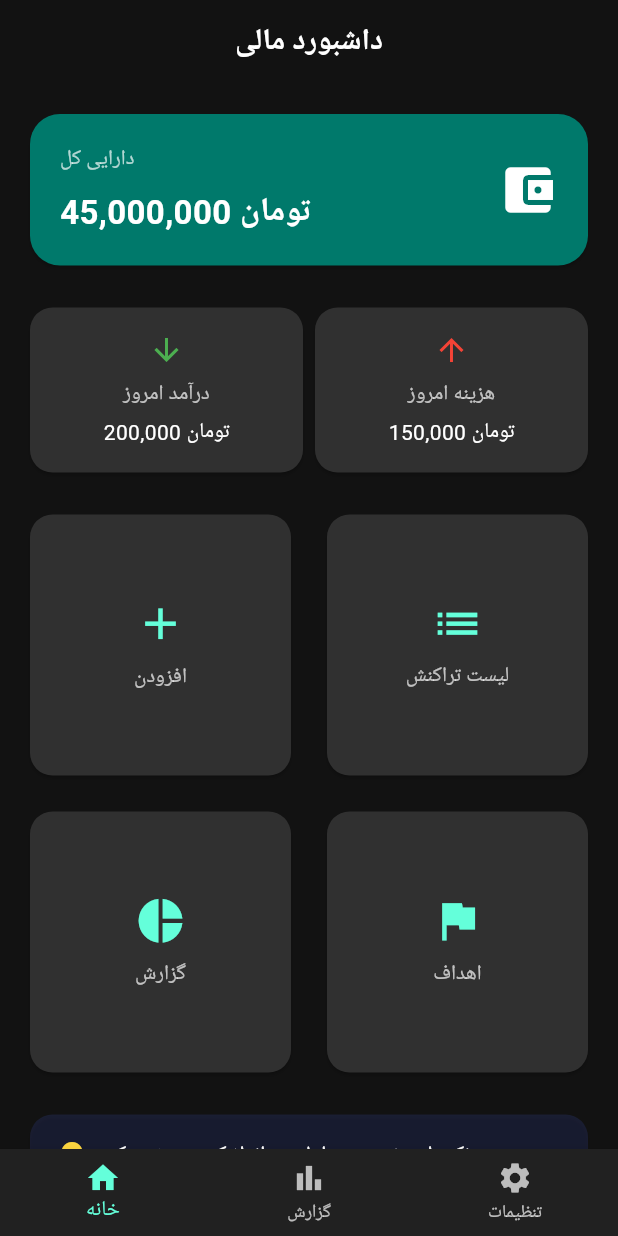
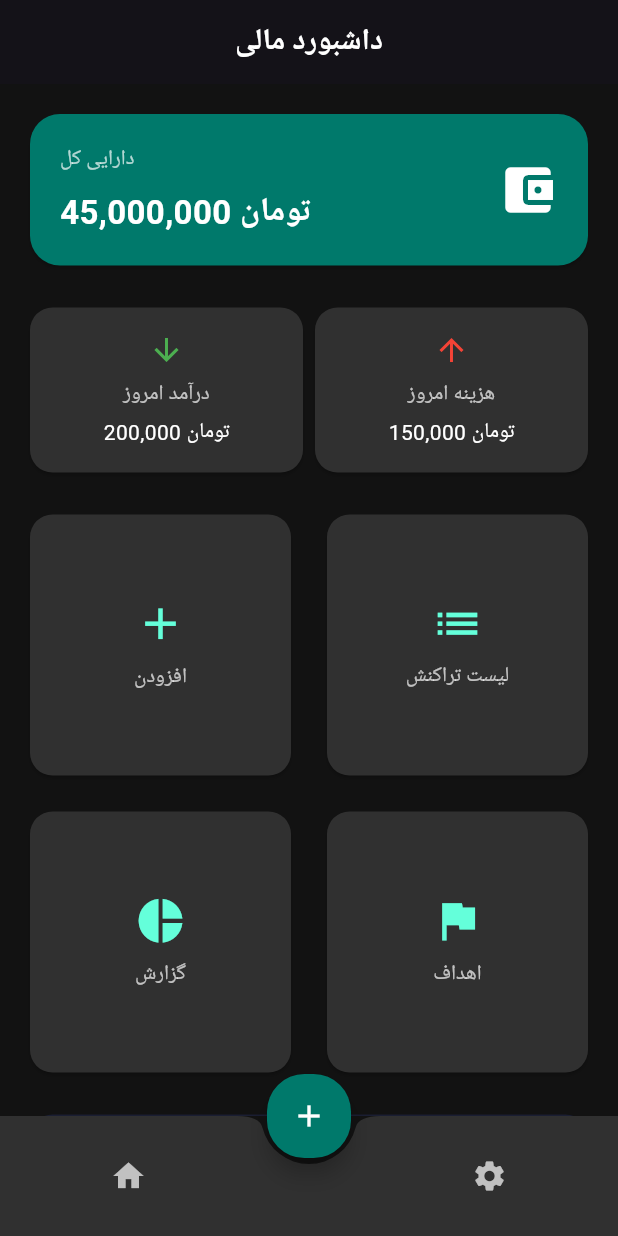
Before and after one commit to danyal99-kh/my_finance, a Flutter app: the screen it shows after launch, on a phone screen of 412 x 824 dp. Run offline on Flutter 3.47's test engine with Material 3 defaults, Android fonts, the phone set to English and light mode, and no system bars; our stand-ins replace google_fonts; Roboto replaces fonts that are missing (Vazirmatn).

```diff
--- a/lib/screens/dashboard/dashboard_screen.dart
+++ b/lib/screens/dashboard/dashboard_screen.dart
@@ -8,7 +8,7 @@ class HomePage extends StatelessWidget {
     return Scaffold(
       backgroundColor: Color(0xFF121212),
       appBar: AppBar(
-        backgroundColor: Colors.transparent,
+        backgroundColor: Theme.of(context).appBarTheme.foregroundColor,
         elevation: 0,
         centerTitle: true,
         title: Text(
@@ -34,16 +34,40 @@ class HomePage extends StatelessWidget {
           ],
         ),
       ),
-      bottomNavigationBar: BottomNavigationBar(
-        backgroundColor: Colors.grey[900],
-        selectedItemColor: Colors.tealAccent,
-        unselectedItemColor: Colors.white70,
-        items: [
-          BottomNavigationBarItem(icon: Icon(Icons.home), label: 'خانه'),
-          BottomNavigationBarItem(icon: Icon(Icons.bar_chart), label: 'گزارش'),
-          BottomNavigationBarItem(icon: Icon(Icons.settings), label: 'تنظیمات'),
-        ],
+      bottomNavigationBar: BottomAppBar(
+        color: Colors.grey[850],
+        shape: CircularNotchedRectangle(),
+        notchMargin: 4,
+        child: Row(
+          mainAxisAlignment: MainAxisAlignment.spaceAround,
+          children: [
+            IconButton(
+              icon: Icon(Icons.home, color: Colors.white70),
+              onPressed: () {
+                // رفتن به خانه
+              },
+            ),
+            SizedBox(width: 10), // فضای خالی وسط برای دکمه شناور
+            IconButton(
+              icon: Icon(Icons.settings, color: Colors.white70),
+              onPressed: () {
+                // رفتن به تنظیمات
+              },
+            ),
+          ],
+        ),
       ),
+      floatingActionButton: FloatingActionButton(
+        shape: RoundedRectangleBorder(
+          borderRadius: BorderRadius.circular(25), // هرچی عدد کمتر، گوشه تیزتر
+        ),
+        backgroundColor: Colors.teal[700],
+        child: Icon(Icons.add, color: Colors.white),
+        onPressed: () {
+          // افزودن تراکنش جدید
+        },
+      ),
+      floatingActionButtonLocation: FloatingActionButtonLocation.centerDocked,
     );
   }
 
```
Also changed, not shown: 2 other files.
